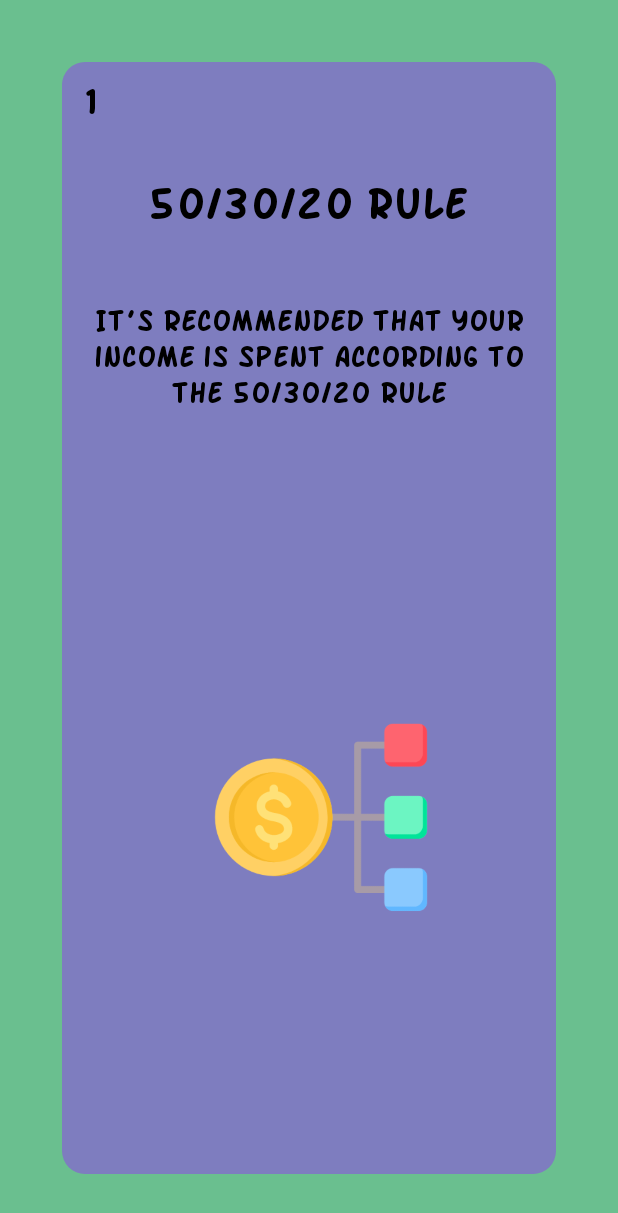
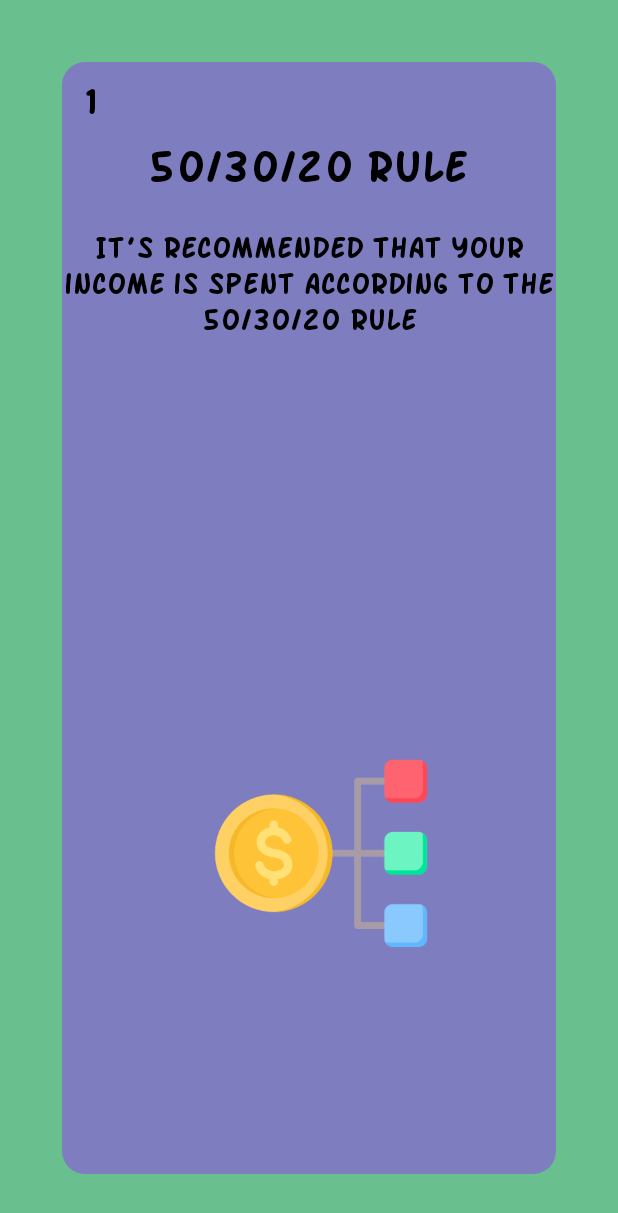
Before and after one commit to nickkbuii/FinanceLingo, an Android app: the BudgetingReading screen opened directly, with no data from a screen before it, on a phone screen of 412 x 824 dp. Shown: the top 1213 px of the screen. Run offline under Robolectric (Android 15) with nearby library versions, the phone set to English and light mode, and no system bars; Roboto replaces fonts that are not available here.

Commit message:
minor constraints

```diff
--- a/app/src/main/res/layout/budgeting_lesson.xml
+++ b/app/src/main/res/layout/budgeting_lesson.xml
@@ -142,8 +142,8 @@
 
     <TextView
         android:id="@+id/debt_question"
-        android:layout_width="292dp"
-        android:layout_height="146dp"
+        android:layout_width="0dp"
+        android:layout_height="0dp"
         android:layout_marginTop="16dp"
         android:layout_marginBottom="32dp"
         android:fontFamily="@font/sf_arch_rival_bold"
@@ -153,7 +153,7 @@
         android:textSize="18dp"
         app:layout_constraintBottom_toTopOf="@+id/opt1"
         app:layout_constraintEnd_toEndOf="@+id/MC_secondary_background"
-        app:layout_constraintHeight_percent="0.08"
+        app:layout_constraintHeight_percent="0.12"
         app:layout_constraintHorizontal_bias="0.486"
         app:layout_constraintStart_toStartOf="@+id/MC_secondary_background"
         app:layout_constraintTop_toTopOf="@+id/MC_secondary_background"
--- a/app/src/main/res/layout/budgeting_reading.xml
+++ b/app/src/main/res/layout/budgeting_reading.xml
@@ -45,16 +45,16 @@
 
     <TextView
         android:id="@+id/debt_readingBody"
-        android:layout_width="302dp"
-        android:layout_height="204dp"
+        android:layout_width="0dp"
+        android:layout_height="0dp"
         android:fontFamily="@font/sf_arch_rival_bold"
         android:text="50% of your income should go to necessities. That includes bills, food, utilities, etc.."
         android:textAlignment="center"
         android:textColor="#000000"
         android:textSize="20dp"
         app:layout_constraintBottom_toTopOf="@+id/debt_readingPic"
-        app:layout_constraintEnd_toEndOf="parent"
-        app:layout_constraintStart_toStartOf="parent"
+        app:layout_constraintEnd_toEndOf="@+id/purpleSecondaryBack"
+        app:layout_constraintStart_toStartOf="@+id/purpleSecondaryBack"
         app:layout_constraintTop_toBottomOf="@+id/debt_ruleTitle"
         app:layout_constraintVertical_bias="0.29000002" />
 
--- a/app/src/main/res/layout/debt_lesson.xml
+++ b/app/src/main/res/layout/debt_lesson.xml
@@ -160,6 +160,7 @@
         android:layout_marginTop="32dp"
         android:layout_marginBottom="152dp"
         android:text="Next Question"
+        app:backgroundTint="#6ABF8F"
         app:layout_constraintBottom_toBottomOf="@+id/debt_secondary_background"
         app:layout_constraintEnd_toEndOf="@+id/debt_secondary_background"
         app:layout_constraintHorizontal_bias="0.497"
--- a/app/src/main/res/layout/lessons.xml
+++ b/app/src/main/res/layout/lessons.xml
@@ -32,6 +32,7 @@
         style="?android:attr/progressBarStyleHorizontal"
         android:layout_width="0dp"
         android:layout_height="0dp"
+        android:layout_marginStart="64dp"
         android:background="#00601B1B"
         android:indeterminate="false"
         android:max="100"
@@ -40,6 +41,7 @@
         app:layout_constraintBottom_toTopOf="@+id/pigFieldImage"
         app:layout_constraintDimensionRatio="1:1"
         app:layout_constraintRight_toLeftOf="@id/lessonspacer"
+        app:layout_constraintStart_toStartOf="parent"
         app:layout_constraintTop_toBottomOf="@+id/budgetingLabel"
         app:layout_constraintWidth_percent="0.25" />
 
```
